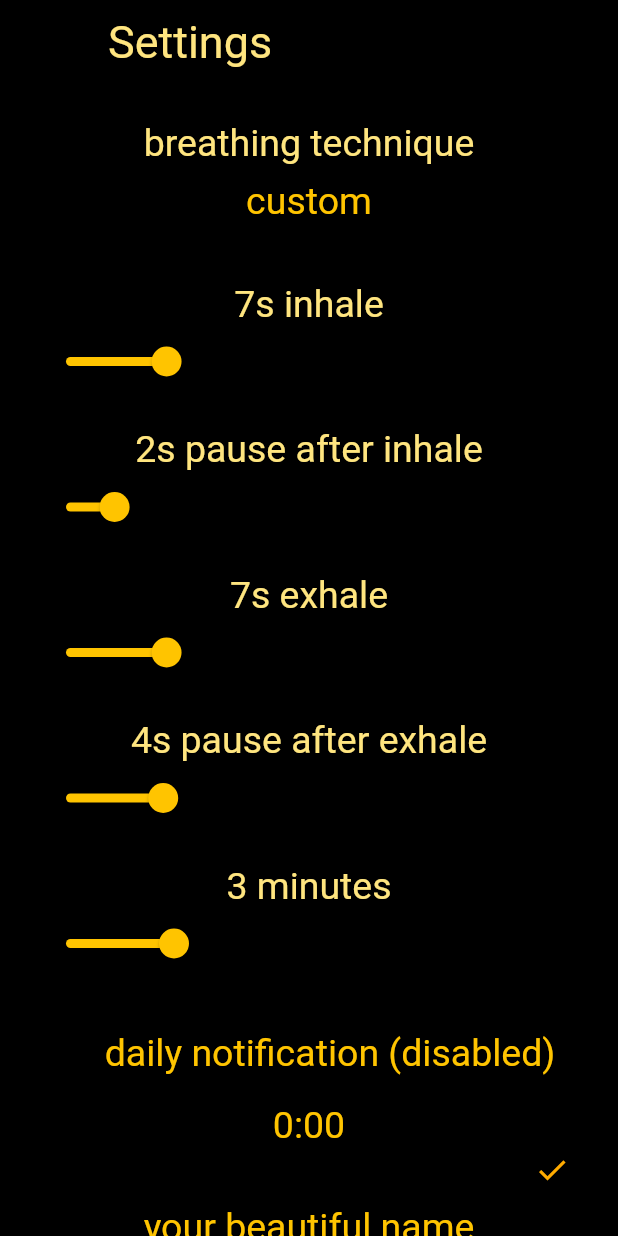
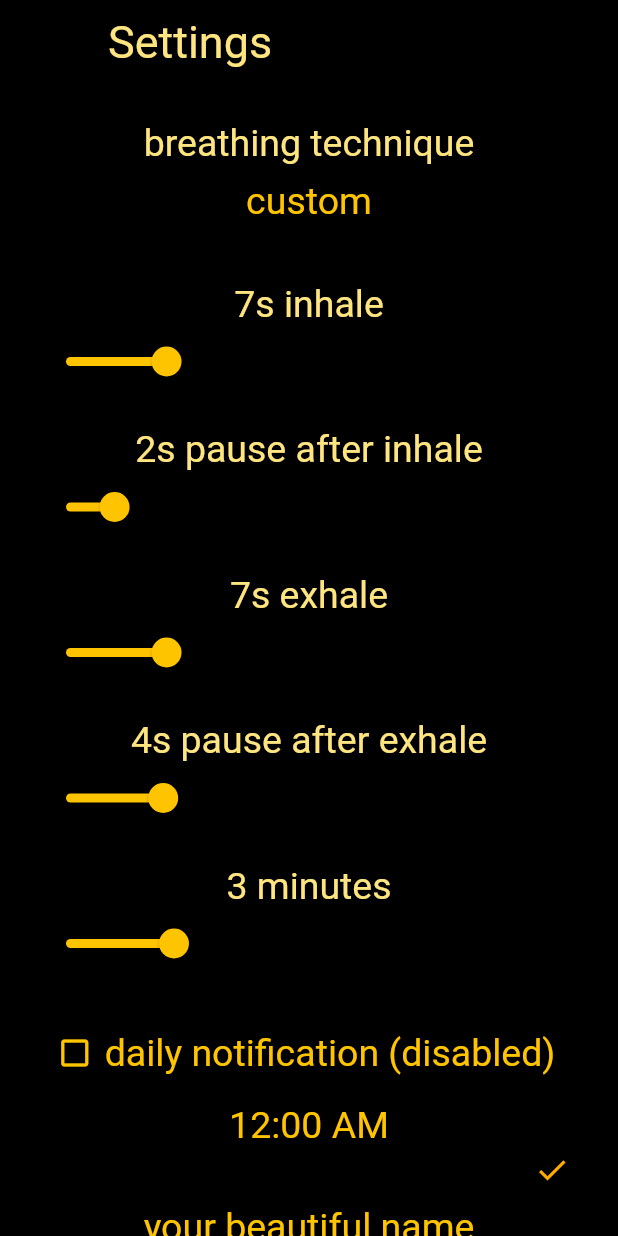
Before and after one commit to geekmiester/breathe, a Flutter app: the screen it shows after launch, after a tap on the "keyboard control" icon, on a phone screen of 412 x 824 dp. Run offline on Flutter 3.47's test engine with Material 2 defaults, Android fonts, the phone set to English and light mode, and no system bars; our stand-ins replace audioplayers, flushbar, flutter_local_notifications, shared_preferences.

Commit message:
optical improvements

```diff
--- a/lib/settings.dart
+++ b/lib/settings.dart
@@ -31,9 +31,10 @@ class SettingsState extends StatefulWidget {
 class _Settings extends State<SettingsState> {
   String notificationButton = '';
 
-  Color notificationButtonColor = textColor;
+  Color notificationButtonColor = secondaryColor;
 
-  Icon notificationButtonIcon = Icon(Icons.check_box_outline_blank);
+  Icon notificationButtonIcon =
+      Icon(Icons.check_box_outline_blank, color: secondaryColor);
 
   void updateTime(TimeOfDay input) {
     if (input != null) {
@@ -50,13 +51,15 @@ class _Settings extends State<SettingsState> {
       Notifications.daily(time);
       notificationButton = 'daily notification';
       notificationButtonColor = textColor;
-      notificationButtonIcon = Icon(Icons.check_box);
+      notificationButtonIcon =
+          Icon(Icons.check_box, color: notificationButtonColor);
     } else {
       notificationEnabled = false;
       Notifications.cancel();
       notificationButton = 'daily notification (disabled)';
       notificationButtonColor = secondaryColor;
-      notificationButtonIcon = Icon(Icons.check_box_outline_blank);
+      notificationButtonIcon =
+          Icon(Icons.check_box_outline_blank, color: notificationButtonColor);
     }
     save();
     setState(() {});
@@ -280,7 +283,7 @@ class _Settings extends State<SettingsState> {
                       shape: RoundedRectangleBorder(
                           borderRadius: BorderRadius.circular(25)),
                       child: Text(
-                        DateFormat('H:mm').format(time),
+                        DateFormat('h:mm a').format(time),
                         style: TextStyle(
                             fontSize: fontSize,
                             fontWeight: fontWeight,
```
Also changed, not shown: assets/intro.jpg, 1 other file.
